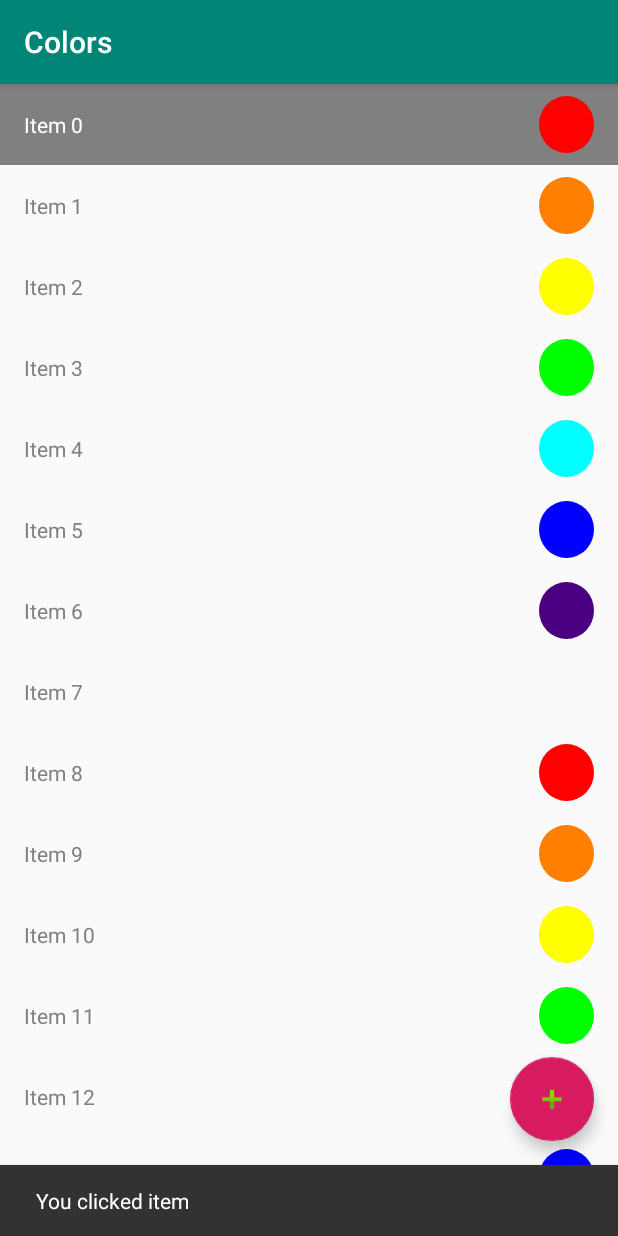
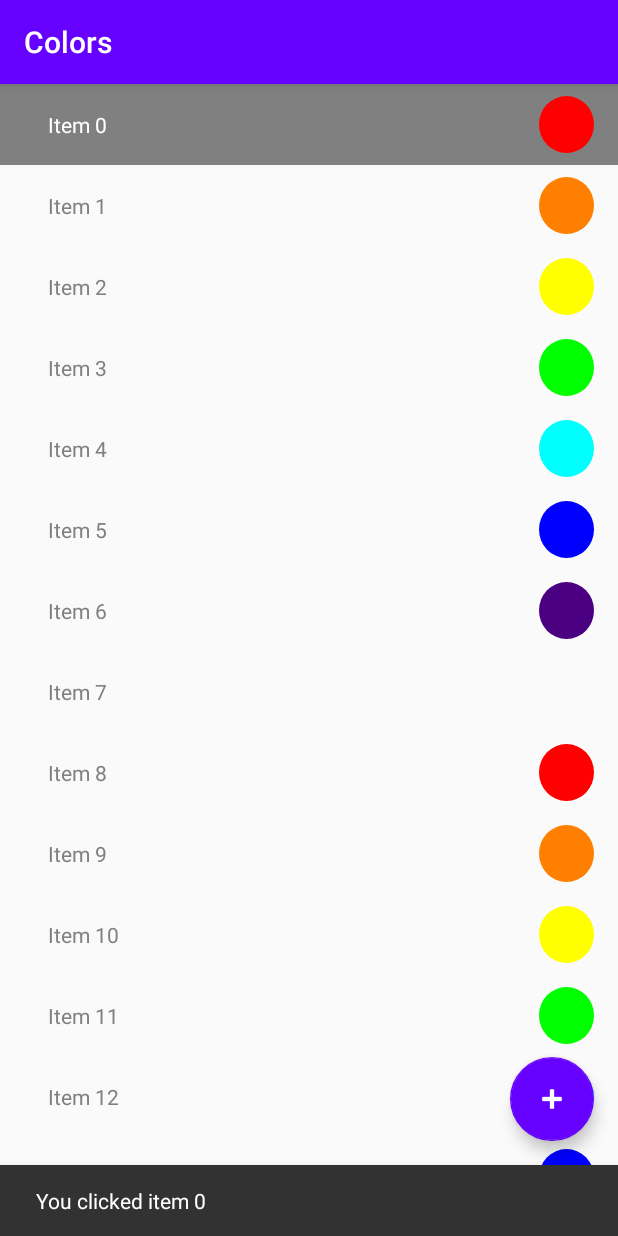
Before and after one commit to 13h4i15/MercuryInternShip.Task1.Colors, an Android app: the screen it shows after launch (MainActivity), after a tap on an icon or button, on a phone screen of 412 x 824 dp. Run offline under Robolectric (Android 15) with nearby library versions, the phone set to English and light mode, and no system bars.

Commit message:
Edited code style. Added correct messages and correct layout view. Changed app style: colors and elems positions. Added russian localisation.

```diff
--- a/app/src/main/java/com/example/colors/ColorListElem.java
+++ b/app/src/main/java/com/example/colors/ColorListElem.java
@@ -1,17 +1,8 @@
 package com.example.colors;
 
 class ColorListElem {
-    private int position;
-    public ColorListElem() {
-    }
-
-    public void setPosition(int position) {
-        this.position = position;
-    }
-
-    public int getPosition() {
-        return position;
-    }
+    // Оставлено для выразительности и наличия не задания 1, а 1.1
+    // Думаю тут будут какие-то уникальные элементы, которые нужно сохранять.
 
     public enum ItemColorState{
         RED(R.color.color_red),
@@ -33,7 +24,7 @@ class ColorListElem {
             return colorId;
         }
 
-        static private int getColorStatesSize(){
+        private static int getColorStatesSize(){
             return ItemColorState.values().length;
         }
 
--- a/app/src/main/java/com/example/colors/ColorsListRecyclerAdapter.java
+++ b/app/src/main/java/com/example/colors/ColorsListRecyclerAdapter.java
@@ -12,7 +12,6 @@ import android.widget.TextView;
 
 import androidx.annotation.NonNull;
 import androidx.core.content.ContextCompat;
-import androidx.core.widget.ImageViewCompat;
 import androidx.recyclerview.widget.RecyclerView;
 
 import java.util.ArrayList;
@@ -20,6 +19,7 @@ import java.util.ArrayList;
 class ColorsListRecyclerAdapter extends RecyclerView.Adapter<ColorsListRecyclerAdapter.RecyclerViewHolder>{
     private ArrayList<ColorListElem> colorListElems;
     private Context context;
+    private int focusedPosition = -1;
 
     public class RecyclerViewHolder extends RecyclerView.ViewHolder{
         public TextView textView;
@@ -45,19 +45,32 @@ class ColorsListRecyclerAdapter extends RecyclerView.Adapter<ColorsListRecyclerA
     @Override
     public RecyclerViewHolder onCreateViewHolder(@NonNull ViewGroup parent, int viewType) {
         View view = LayoutInflater.from(parent.getContext()).inflate(R.layout.color_list_item_layout, parent, false);
+
         context = parent.getContext();
+
         final RecyclerViewHolder recyclerViewHolder = new RecyclerViewHolder(view);
-        view.setOnClickListener( v -> { });
-        //view.setOnFocusChangeListener( (v, isFocused) ->{ });
+
+        view.setOnClickListener( v -> { });  // иначе не фокусится
+
+        view.setOnFocusChangeListener( (v, isFocused) ->{
+            if(isFocused){
+                focusedPosition = recyclerViewHolder.getLayoutPosition();
+            }
+        });
+
         return recyclerViewHolder;
     }
 
     @Override
     public void onBindViewHolder(@NonNull RecyclerViewHolder holder, int position) {
-        colorListElems.get(position).setPosition(position);
-        holder.textView.setText("Item " + position);
+
+        String text = context.getText(R.string.list_item_text_pattern).toString() + " " + position;
+        holder.textView.setText(text);
+
         holder.image.setBackgroundTintList(ColorStateList.valueOf(ContextCompat.getColor(context, ColorListElem.ItemColorState.getColorByPosition(position))));
     }
 
-
+    public int getFocusedPosition(){
+        return focusedPosition;
+    }
 }
--- a/app/src/main/java/com/example/colors/MainActivity.java
+++ b/app/src/main/java/com/example/colors/MainActivity.java
@@ -10,40 +10,45 @@ import androidx.appcompat.widget.Toolbar;
 import androidx.recyclerview.widget.LinearLayoutManager;
 import androidx.recyclerview.widget.RecyclerView;
 
-import android.view.View;
-import android.view.Menu;
-import android.view.MenuItem;
-
 import java.util.ArrayList;
 
 public class MainActivity extends AppCompatActivity {
     private RecyclerView recyclerView;
     private ColorsListRecyclerAdapter colorsListRecyclerAdapter;
     private ArrayList<ColorListElem> colorListElems;
+    private FloatingActionButton fab;
+    private Toolbar toolbar;
 
     @Override
     protected void onCreate(Bundle savedInstanceState) {
         super.onCreate(savedInstanceState);
         setContentView(R.layout.activity_main);
-        Toolbar toolbar = findViewById(R.id.toolbar);
+
+        toolbar = findViewById(R.id.toolbar);
         setSupportActionBar(toolbar);
 
-        FloatingActionButton fab = findViewById(R.id.fab);
-        fab.setOnClickListener(new View.OnClickListener() {
-            @Override
-            public void onClick(View view) {
-                Snackbar.make(view, "You clicked item ", Snackbar.LENGTH_LONG)
-                        .setAction("Action", null).show();
-            }
-        });
         colorListElems = new ArrayList<>();
-        for(int i = 0; i < 100; ++i){
+        for(int i = 0; i < 50; ++i){
             colorListElems.add(new ColorListElem());
         }
+
         recyclerView = findViewById(R.id.colors_list_recycler);
         colorsListRecyclerAdapter = new ColorsListRecyclerAdapter(colorListElems);
         recyclerView.setLayoutManager(new LinearLayoutManager(this));
         recyclerView.setAdapter(colorsListRecyclerAdapter);
+
+        fab = findViewById(R.id.fab);
+        fab.setOnClickListener(v -> {
+            int position = colorsListRecyclerAdapter.getFocusedPosition();
+            String text;
+            if(position == -1){
+                text = this.getText(R.string.fab_snackbar_message_text_unclicked).toString();
+            }else {
+                text = this.getText(R.string.fab_snackbar_message_text_pattern).toString() + " " + position;
+            }
+            Snackbar.make(v, text, Snackbar.LENGTH_SHORT).show();
+        });
+
     }
 
 }
--- a/app/src/main/res/layout/activity_main.xml
+++ b/app/src/main/res/layout/activity_main.xml
@@ -13,10 +13,7 @@
 
         <androidx.appcompat.widget.Toolbar
             android:id="@+id/toolbar"
-            android:layout_width="match_parent"
-            android:layout_height="?attr/actionBarSize"
-            android:background="?attr/colorPrimary"
-            app:popupTheme="@style/AppTheme.PopupOverlay" />
+            style="@style/main_activity_layout_toolbar_style" />
 
     </com.google.android.material.appbar.AppBarLayout>
 
@@ -24,10 +21,7 @@
 
     <com.google.android.material.floatingactionbutton.FloatingActionButton
         android:id="@+id/fab"
-        android:layout_width="wrap_content"
-        android:layout_height="wrap_content"
-        android:layout_gravity="bottom|end"
-        android:layout_margin="@dimen/fab_margin"
-        app:srcCompat="@android:drawable/ic_input_add" />
+        app:srcCompat="@android:drawable/ic_input_add"
+        style="@style/main_activity_layout_fab_style"/>
 
 </androidx.coordinatorlayout.widget.CoordinatorLayout>
--- a/app/src/main/res/layout/color_list_item_layout.xml
+++ b/app/src/main/res/layout/color_list_item_layout.xml
@@ -1,29 +1,18 @@
 <?xml version="1.0" encoding="utf-8"?>
 <LinearLayout xmlns:android="http://schemas.android.com/apk/res/android"
-    android:orientation="horizontal" android:layout_width="match_parent"
+    android:orientation="horizontal"
+    android:layout_width="match_parent"
     android:layout_height="wrap_content"
     android:id="@+id/colors_list_item_body"
-    android:paddingHorizontal="16dp"
-    android:paddingVertical="8dp"
-    android:focusableInTouchMode="true"
-    android:background="@drawable/color_list_item_background_states">
+    android:theme="@style/color_list_layout_style">
     <TextView
         android:id="@+id/colors_list_item_text"
-        android:layout_height="wrap_content"
-        android:layout_width="wrap_content"
-        android:layout_gravity="center_vertical"
-        android:duplicateParentState="true"
-        android:text="fffffffffffffffff"
-        android:textColor="@color/color_list_item_text_states"/>
+        style="@style/color_list_layout_TextView_style"/>
     <View
-        android:layout_width="match_parent"
-        android:layout_height="match_parent"
         android:layout_weight="100"
-        android:background="@null"/>
+        style="@style/color_list_layout_TextView_style" />
     <ImageView
         android:id="@+id/colors_list_item_circle"
         android:layout_weight="1"
-        android:layout_width="38dp"
-        android:layout_height="38dp"
-        android:background="@drawable/color_list_circle_item_shape"/>
+        style="@style/color_list_layout_circle_style"/>
 </LinearLayout>
--- a/app/src/main/res/menu/menu_main.xml
+++ b/app/src/main/res/menu/menu_main.xml
@@ -2,9 +2,4 @@
     xmlns:app="http://schemas.android.com/apk/res-auto"
     xmlns:tools="http://schemas.android.com/tools"
     tools:context="com.example.colors.MainActivity">
-    <item
-        android:id="@+id/action_settings"
-        android:orderInCategory="100"
-        android:title="@string/action_settings"
-        app:showAsAction="never" />
 </menu>
--- a/app/src/main/res/values/colors.xml
+++ b/app/src/main/res/values/colors.xml
@@ -12,4 +12,6 @@
     <color name="color_navy_blue">#0000FF</color>
     <color name="color_lilac">#4B0082</color>
     <color name="color_transparent">#00000000</color>
+    <color name="color_persian_blue">#6600FF</color>
+    <color name="color_navy_persian_blue">#5200CC</color>
 </resources>
--- a/app/src/main/res/values/dimens.xml
+++ b/app/src/main/res/values/dimens.xml
@@ -1,3 +1,6 @@
 <resources>
     <dimen name="fab_margin">16dp</dimen>
+    <dimen name="color_list_horizontal_padding">16dp</dimen>
+    <dimen name="color_list_vertical_padding">8dp</dimen>
+    <dimen name="color_list_circle_size">38dp</dimen>
 </resources>
--- a/app/src/main/res/values/strings.xml
+++ b/app/src/main/res/values/strings.xml
@@ -1,4 +1,6 @@
 <resources>
     <string name="app_name">Colors</string>
-    <string name="action_settings">Settings</string>
+    <string name="list_item_text_pattern">Item</string>
+    <string name="fab_snackbar_message_text_pattern">You clicked item </string>
+    <string name="fab_snackbar_message_text_unclicked">You don\'t chose any item</string>
 </resources>
--- a/app/src/main/res/values/styles.xml
+++ b/app/src/main/res/values/styles.xml
@@ -3,9 +3,9 @@
     <!-- Base application theme. -->
     <style name="AppTheme" parent="Theme.AppCompat.Light.DarkActionBar">
         <!-- Customize your theme here. -->
-        <item name="colorPrimary">@color/colorPrimary</item>
-        <item name="colorPrimaryDark">@color/colorPrimaryDark</item>
-        <item name="colorAccent">@color/colorAccent</item>
+        <item name="colorPrimary">@color/color_persian_blue</item>
+        <item name="colorPrimaryDark">@color/color_navy_persian_blue</item>
+        <item name="colorAccent">@color/color_persian_blue</item>
     </style>
 
     <style name="AppTheme.NoActionBar">
@@ -17,4 +17,47 @@
 
     <style name="AppTheme.PopupOverlay" parent="ThemeOverlay.AppCompat.Light" />
 
+    <style name="color_list_layout_style">
+        <item name="android:paddingStart">@dimen/color_list_horizontal_padding</item>
+        <item name="android:paddingEnd">@dimen/color_list_horizontal_padding</item>
+        <item name="android:paddingTop">@dimen/color_list_vertical_padding</item>
+        <item name="android:paddingBottom">@dimen/color_list_vertical_padding</item>
+        <item name="android:background">@drawable/color_list_item_background_states</item>
+        <item name="android:focusableInTouchMode">true</item>
+        <item name="android:textColor">@color/color_list_item_text_states</item>
+    </style>
+
+    <style name="color_list_layout_TextView_style">
+        <item name="android:layout_height">wrap_content</item>
+        <item name="android:layout_width">wrap_content</item>
+        <item name="android:layout_gravity">center_vertical</item>
+        <item name="android:duplicateParentState">true</item>
+    </style>
+
+    <style name="color_list_layout_View_style">
+        <item name="android:layout_height">match_parent</item>
+        <item name="android:layout_width">match_parent</item>
+        <item name="android:background">@null</item>
+    </style>
+
+    <style name="color_list_layout_circle_style">
+        <item name="android:layout_height">@dimen/color_list_circle_size</item>
+        <item name="android:layout_width">@dimen/color_list_circle_size</item>
+        <item name="android:background">@drawable/color_list_circle_item_shape</item>
+    </style>
+
+    <style name="main_activity_layout_toolbar_style">
+        <item name="android:layout_height">?attr/actionBarSize</item>
+        <item name="android:layout_width">match_parent</item>
+        <item name="android:background">?attr/colorPrimary</item>
+    </style>
+
+    <style name="main_activity_layout_fab_style">
+        <item name="android:layout_height">wrap_content</item>
+        <item name="android:layout_width">wrap_content</item>
+        <item name="android:layout_gravity">bottom|end</item>
+        <item name="android:layout_margin">@dimen/fab_margin</item>
+        <item name="android:tint">@android:color/white</item>
+    </style>
+
 </resources>
```
Also changed, not shown: 1 other file.
